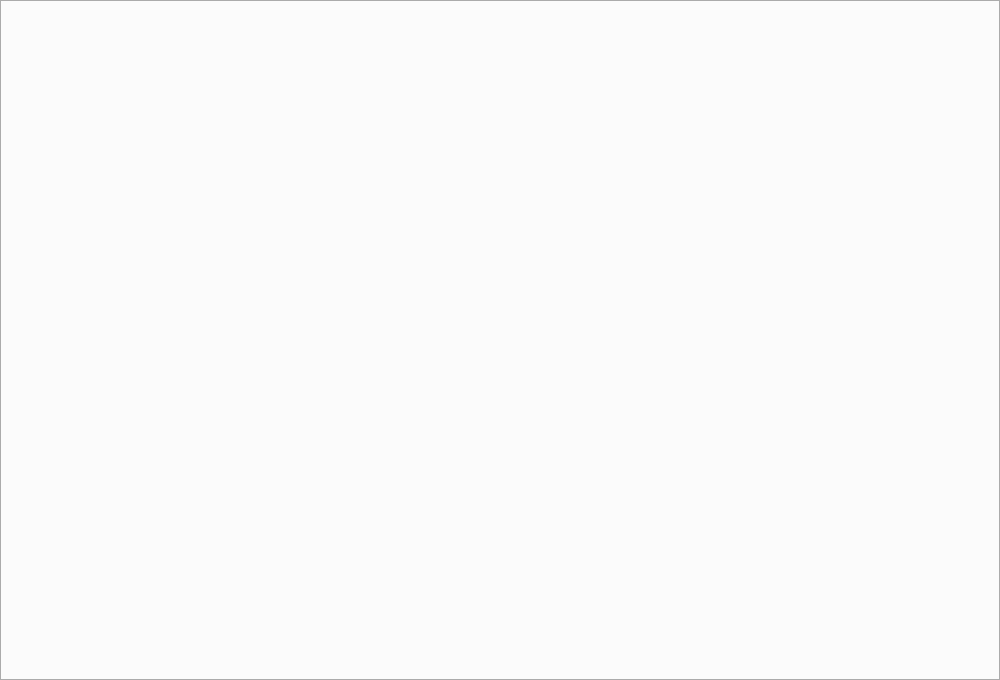
Qt form form/frmmain.ui (KingChenFY/ZW_JiXieBiTool) before a commit.
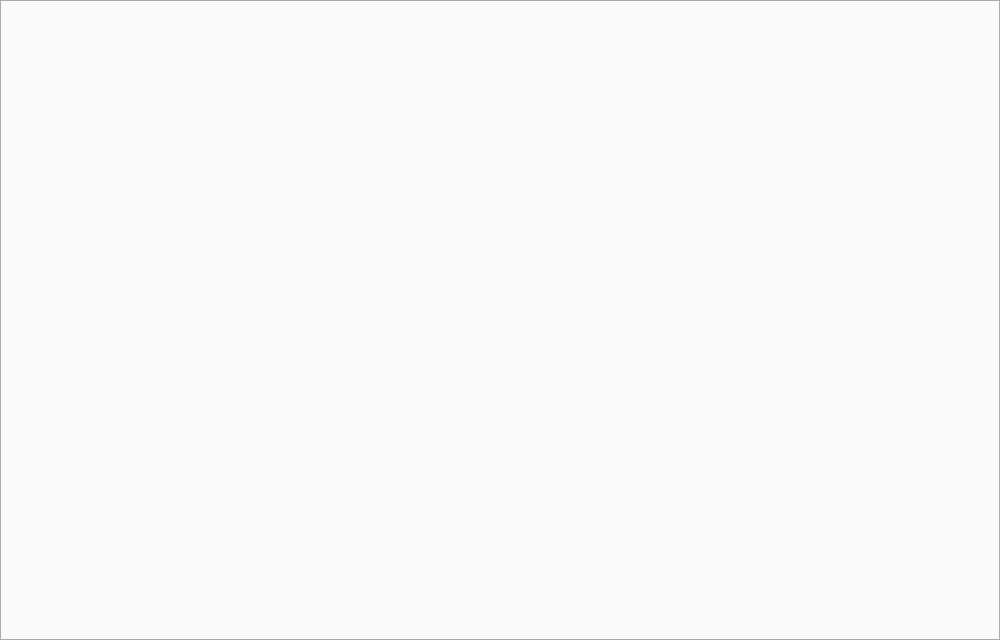
The same form after that commit.

The edit to the form file:
```diff
--- a/form/frmmain.ui
+++ b/form/frmmain.ui
@@ -7,7 +7,7 @@
     <x>0</x>
     <y>0</y>
     <width>1000</width>
-    <height>680</height>
+    <height>640</height>
    </rect>
   </property>
   <property name="windowTitle">
@@ -19,7 +19,7 @@
      <x>0</x>
      <y>0</y>
      <width>1000</width>
-     <height>680</height>
+     <height>640</height>
     </rect>
    </property>
    <property name="tabPosition">
```
